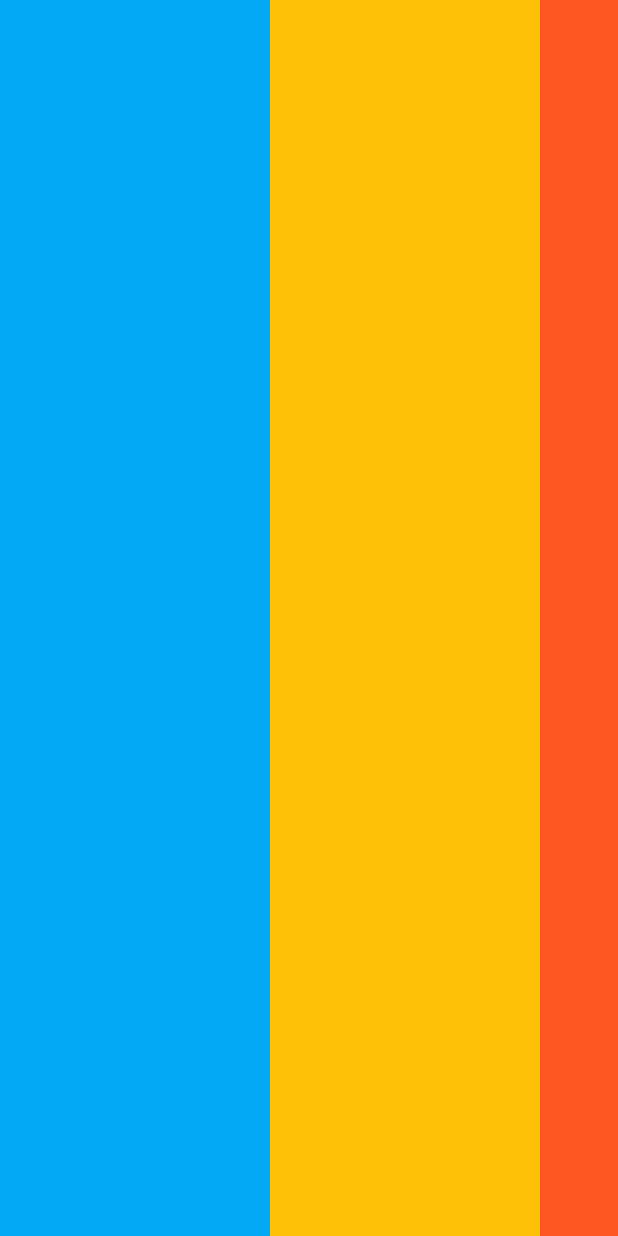
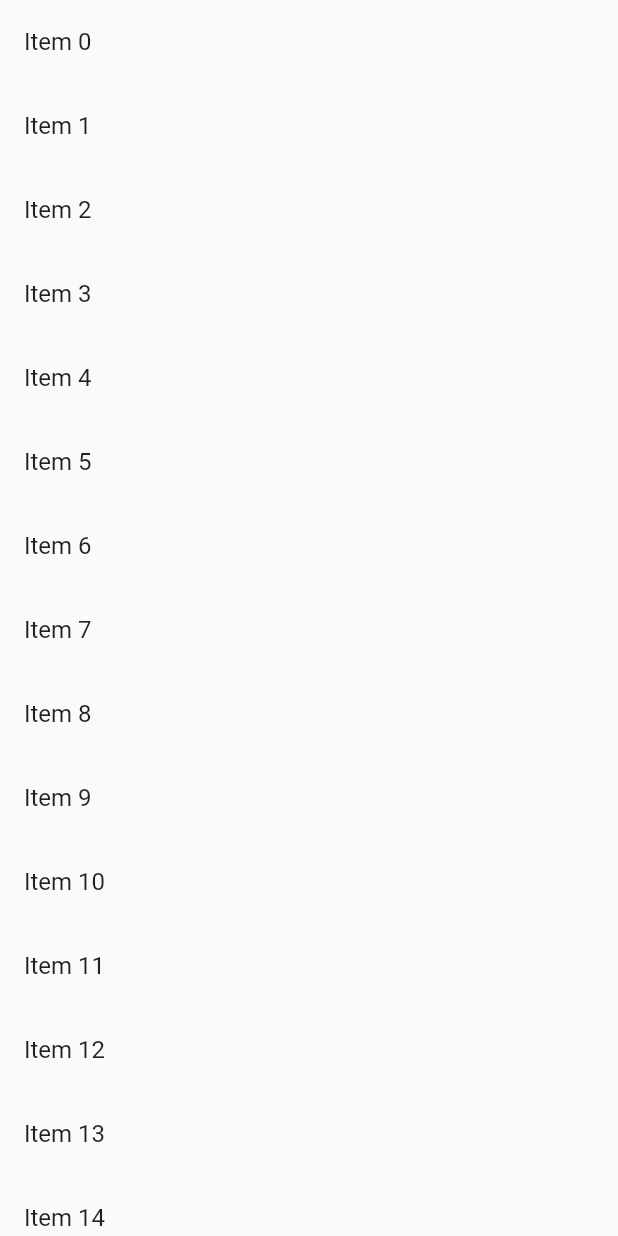
Before and after one commit to yang372193411/flutter, a Flutter app: the screen it shows after launch, on a phone screen of 412 x 824 dp. Run offline on Flutter 3.47's test engine with Material 2 defaults, Android fonts, the phone set to English and light mode, and no system bars.

Commit message:
添加动态ListView实现

```diff
--- /dev/null
+++ b/lib/demo/DynamicListView.dart
@@ -0,0 +1,22 @@
+import 'package:flutter/material.dart';
+
+class DynamicListView extends StatelessWidget {
+  final List<String> items;
+
+  DynamicListView({Key key, @required this.items}) : super(key: key);
+
+  @override
+  Widget build(BuildContext context) {
+    return MaterialApp(
+      title: 'ListView widget',
+      home: Scaffold(
+          body: new ListView.builder(
+              itemCount: items.length,
+              itemBuilder: (context, index) {
+                return new ListTile(
+                  title: new Text('${items[index]}'),
+                );
+              })),
+    );
+  }
+}
--- a/lib/main.dart
+++ b/lib/main.dart
@@ -1,9 +1,7 @@
 import 'package:flutter/material.dart';
-import 'package:yang_flutter/demo/MyContainer.dart';
-import 'package:yang_flutter/demo/MyHello.dart';
-import 'package:yang_flutter/demo/MyImage.dart';
-import 'package:yang_flutter/demo/MyTextWidget.dart';
-import 'package:yang_flutter/demo/MyListView1.dart';
+
+import 'package:yang_flutter/demo/DynamicListView.dart';
 
 //ui库
-void main() => runApp(MyListView1());
+void main() => runApp(
+    DynamicListView(items: new List<String>.generate(1000, (i) => "Item $i")));
```
